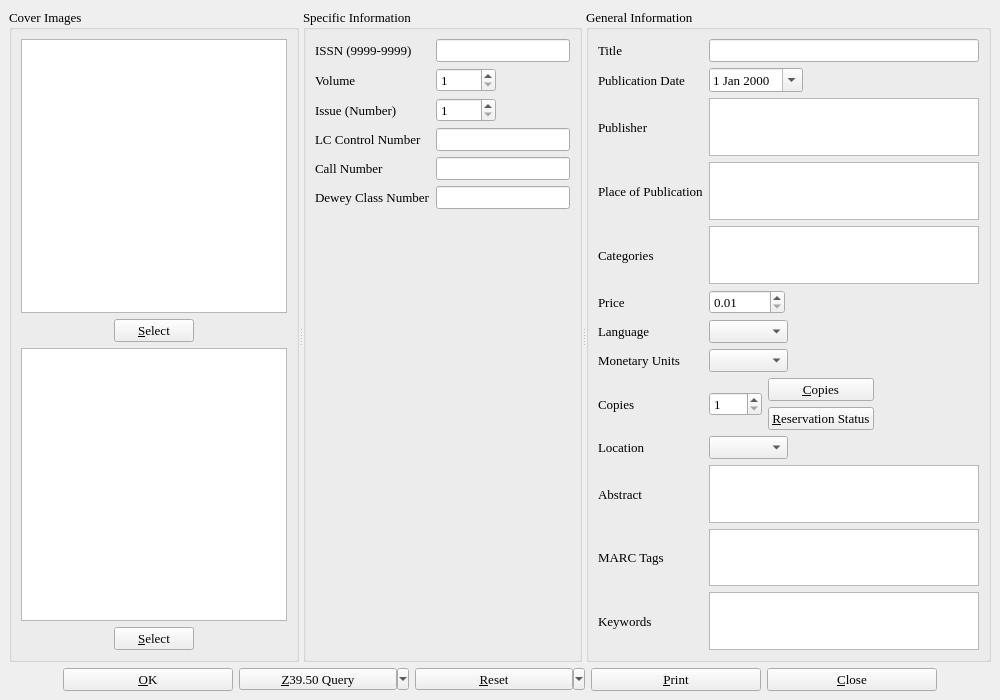
Before: the Qt Designer form maginfo.ui in textbrowser/biblioteq, drawn with Qt 5.
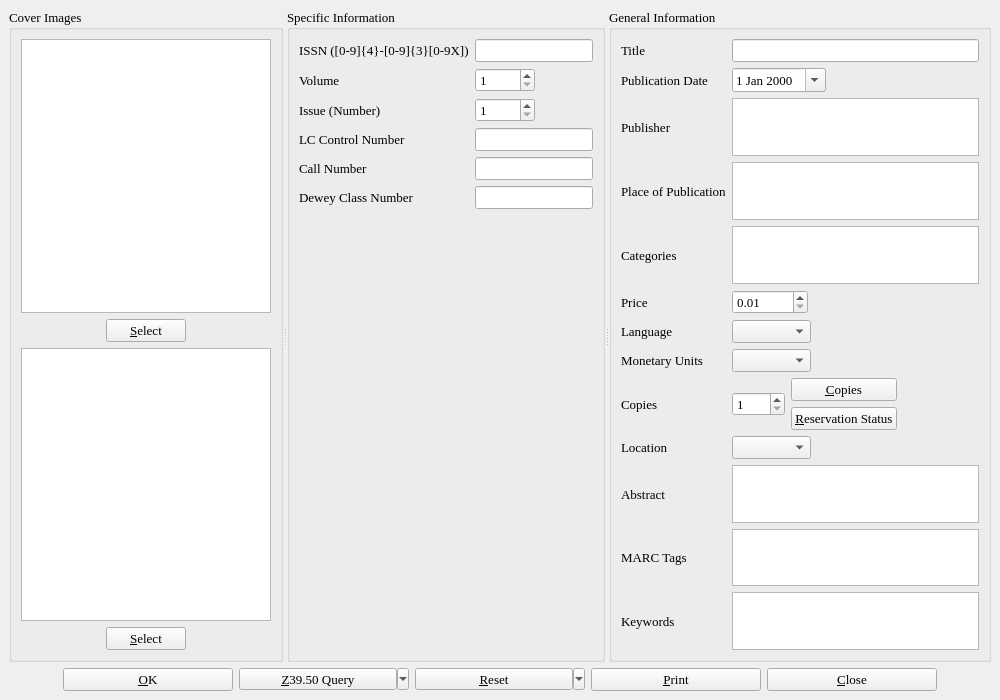
After: the same form once the commit is applied. Icons and pictures are not drawn. Custom widgets are drawn as their Qt base class.

The edit to the form file:
```diff
--- a/maginfo.ui
+++ b/maginfo.ui
@@ -218,7 +218,7 @@
            </font>
           </property>
           <property name="text">
-           <string>ISSN (9999-9999)</string>
+           <string>ISSN ([0-9]{4}-[0-9]{3}[0-9X])</string>
           </property>
          </widget>
         </item>
```
